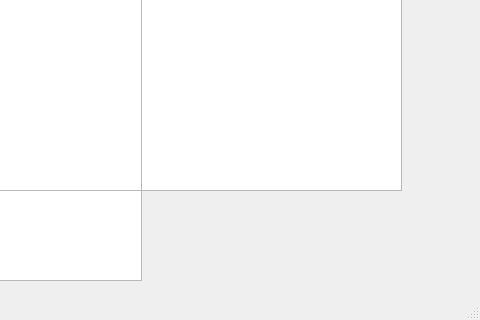
This is mainwindow.ui in BlackSerperior6/Transformator as Qt 5 draws it before an edit; both pictures show x 429 to 909 and y 280 to 600 of the 909 by 600 pixel window. The edited form follows.
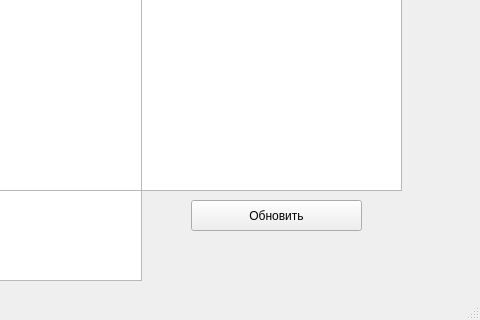
This is the edited form.

```diff
--- a/mainwindow.ui
+++ b/mainwindow.ui
@@ -96,6 +96,19 @@
      </rect>
     </property>
    </widget>
+   <widget class="QPushButton" name="UpdateCurrentDataView">
+    <property name="geometry">
+     <rect>
+      <x>620</x>
+      <y>480</y>
+      <width>171</width>
+      <height>31</height>
+     </rect>
+    </property>
+    <property name="text">
+     <string>Обновить</string>
+    </property>
+   </widget>
   </widget>
   <widget class="QMenuBar" name="menubar">
    <property name="geometry">
```
